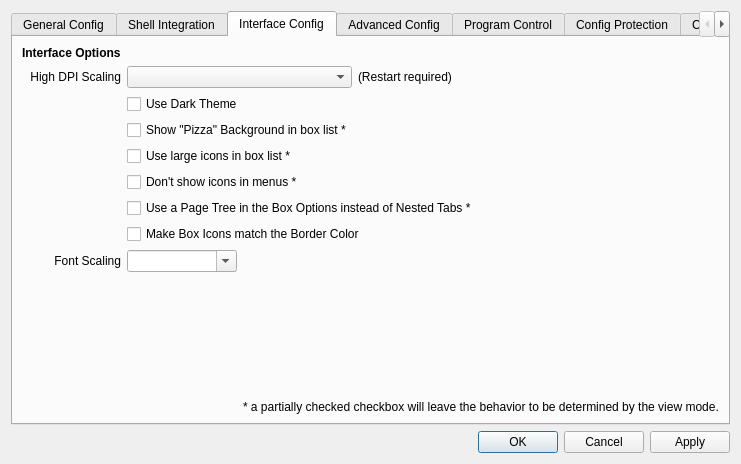
The window that SandboxiePlus/SandMan/Forms/SettingsWindow.ui (sandboxie-plus/Sandboxie) describes before a commit, drawn with Qt 5.
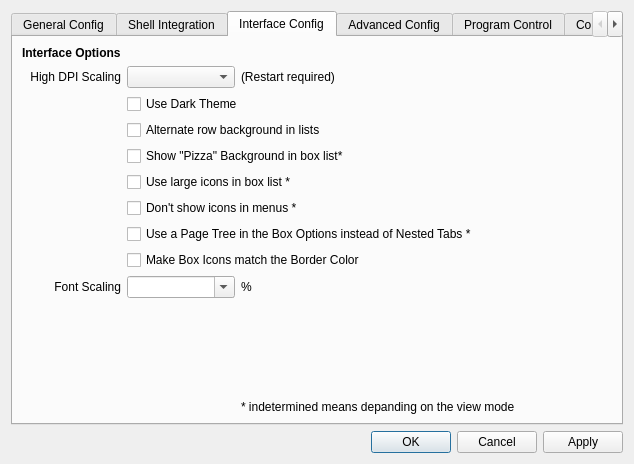
The same window after the commit. The open tabs and pages were chosen to show the change. Icons and pictures are not drawn.

```diff
--- a/SandboxiePlus/SandMan/Forms/SettingsWindow.ui
+++ b/SandboxiePlus/SandMan/Forms/SettingsWindow.ui
@@ -389,38 +389,30 @@
         <layout class="QGridLayout" name="gridLayout_17">
          <item row="0" column="0">
           <layout class="QGridLayout" name="gridLayout_15">
-           <item row="3" column="1" colspan="2">
-            <widget class="QCheckBox" name="chkBackground">
+           <item row="9" column="0">
+            <widget class="QLabel" name="label_24">
              <property name="text">
-              <string>Show &quot;Pizza&quot; Background in box list *</string>
+              <string>Font Scaling</string>
              </property>
-             <property name="tristate">
-              <bool>true</bool>
+             <property name="alignment">
+              <set>Qt::AlignRight|Qt::AlignTrailing|Qt::AlignVCenter</set>
              </property>
             </widget>
            </item>
-           <item row="1" column="3">
-            <widget class="QLabel" name="label">
-             <property name="text">
-              <string>(Restart required)</string>
-             </property>
-            </widget>
+           <item row="1" column="1">
+            <widget class="QComboBox" name="cmbDPI"/>
            </item>
-           <item row="10" column="2" colspan="2">
-            <widget class="QLabel" name="label_11">
+           <item row="1" column="0">
+            <widget class="QLabel" name="label_23">
              <property name="text">
-              <string>* a partially checked checkbox will leave the behavior to be determined by the view mode.</string>
+              <string>High DPI Scaling</string>
+             </property>
+             <property name="alignment">
+              <set>Qt::AlignRight|Qt::AlignTrailing|Qt::AlignVCenter</set>
              </property>
             </widget>
            </item>
            <item row="7" column="1" colspan="3">
-            <widget class="QCheckBox" name="chkColorIcons">
-             <property name="text">
-              <string>Make Box Icons match the Border Color</string>
-             </property>
-            </widget>
-           </item>
-           <item row="6" column="1" colspan="3">
             <widget class="QCheckBox" name="chkOptTree">
              <property name="text">
               <string>Use a Page Tree in the Box Options instead of Nested Tabs *</string>
@@ -430,6 +422,19 @@
              </property>
             </widget>
            </item>
+           <item row="10" column="1">
+            <spacer name="verticalSpacer_8">
+             <property name="orientation">
+              <enum>Qt::Vertical</enum>
+             </property>
+             <property name="sizeHint" stdset="0">
+              <size>
+               <width>20</width>
+               <height>40</height>
+              </size>
+             </property>
+            </spacer>
+           </item>
            <item row="0" column="0">
             <widget class="QLabel" name="label_12">
              <property name="font">
@@ -444,23 +449,41 @@
              </property>
             </widget>
            </item>
-           <item row="9" column="1">
-            <spacer name="verticalSpacer_8">
-             <property name="orientation">
-              <enum>Qt::Vertical</enum>
+           <item row="6" column="1" colspan="2">
+            <widget class="QCheckBox" name="chkNoIcons">
+             <property name="text">
+              <string>Don't show icons in menus *</string>
              </property>
-             <property name="sizeHint" stdset="0">
-              <size>
-               <width>20</width>
-               <height>40</height>
-              </size>
+             <property name="tristate">
+              <bool>true</bool>
              </property>
-            </spacer>
-           </item>
-           <item row="1" column="1" colspan="2">
-            <widget class="QComboBox" name="cmbDPI"/>
+            </widget>
            </item>
            <item row="4" column="1" colspan="2">
+            <widget class="QCheckBox" name="chkBackground">
+             <property name="text">
+              <string>Show &quot;Pizza&quot; Background in box list*</string>
+             </property>
+             <property name="tristate">
+              <bool>true</bool>
+             </property>
+            </widget>
+           </item>
+           <item row="11" column="2" colspan="2">
+            <widget class="QLabel" name="label_11">
+             <property name="text">
+              <string>* indetermined means depanding on the view mode</string>
+             </property>
+            </widget>
+           </item>
+           <item row="8" column="1" colspan="3">
+            <widget class="QCheckBox" name="chkColorIcons">
+             <property name="text">
+              <string>Make Box Icons match the Border Color</string>
+             </property>
+            </widget>
+           </item>
+           <item row="5" column="1" colspan="2">
             <widget class="QCheckBox" name="chkLargeIcons">
              <property name="text">
               <string>Use large icons in box list *</string>
@@ -470,30 +493,37 @@
              </property>
             </widget>
            </item>
-           <item row="1" column="0">
-            <widget class="QLabel" name="label_23">
+           <item row="9" column="2">
+            <widget class="QLabel" name="label_13">
              <property name="text">
-              <string>High DPI Scaling</string>
-             </property>
-             <property name="alignment">
-              <set>Qt::AlignRight|Qt::AlignTrailing|Qt::AlignVCenter</set>
+              <string>%</string>
              </property>
             </widget>
            </item>
-           <item row="8" column="1">
+           <item row="10" column="3">
+            <spacer name="horizontalSpacer_11">
+             <property name="orientation">
+              <enum>Qt::Horizontal</enum>
+             </property>
+             <property name="sizeHint" stdset="0">
+              <size>
+               <width>40</width>
+               <height>20</height>
+              </size>
+             </property>
+            </spacer>
+           </item>
+           <item row="9" column="1">
             <widget class="QComboBox" name="cmbFontScale">
              <property name="editable">
               <bool>true</bool>
              </property>
             </widget>
            </item>
-           <item row="5" column="1" colspan="2">
-            <widget class="QCheckBox" name="chkNoIcons">
+           <item row="1" column="2">
+            <widget class="QLabel" name="label">
              <property name="text">
-              <string>Don't show icons in menus *</string>
-             </property>
-             <property name="tristate">
-              <bool>true</bool>
+              <string>(Restart required)</string>
              </property>
             </widget>
            </item>
@@ -507,29 +537,13 @@
              </property>
             </widget>
            </item>
-           <item row="8" column="0">
-            <widget class="QLabel" name="label_24">
+           <item row="3" column="1" colspan="2">
+            <widget class="QCheckBox" name="chkAltRows">
              <property name="text">
-              <string>Font Scaling</string>
-             </property>
-             <property name="alignment">
-              <set>Qt::AlignRight|Qt::AlignTrailing|Qt::AlignVCenter</set>
+              <string>Alternate row background in lists</string>
              </property>
             </widget>
            </item>
-           <item row="9" column="3">
-            <spacer name="horizontalSpacer_11">
-             <property name="orientation">
-              <enum>Qt::Horizontal</enum>
-             </property>
-             <property name="sizeHint" stdset="0">
-              <size>
-               <width>40</width>
-               <height>20</height>
-              </size>
-             </property>
-            </spacer>
-           </item>
           </layout>
          </item>
         </layout>
```
Left out of the diff: 353 changed lines with no effect on the pictures.
